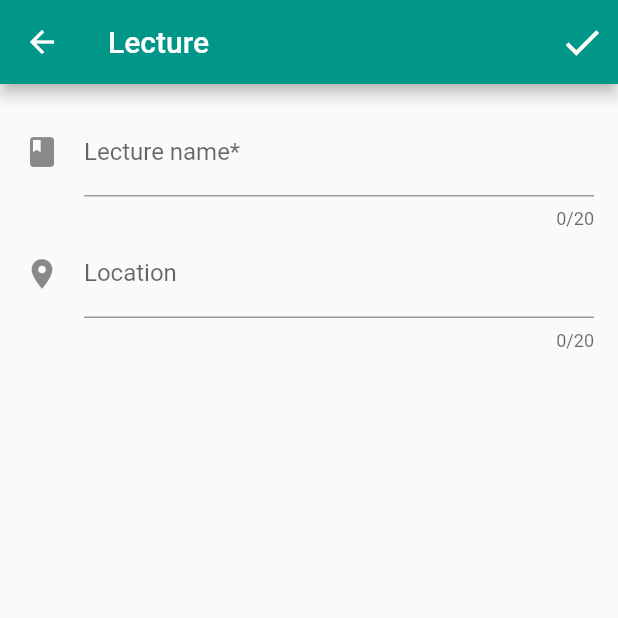
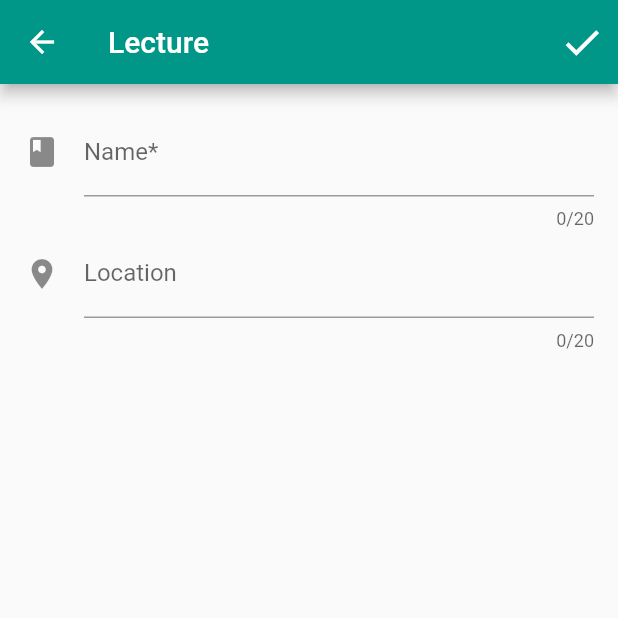
Before and after one commit to bebye/timetable_flutter, a Flutter app: the LectureEditor screen opened directly, on a phone screen of 412 x 824 dp, the top half of it. Run offline on Flutter 3.47's test engine with Material 2 defaults, Android fonts, the phone set to English and light mode, and no system bars.

Commit message:
clean up code

```diff
--- a/lib/common/strings.dart
+++ b/lib/common/strings.dart
@@ -18,7 +18,10 @@ const string_tooltip_add = "Add";
 const string_tooltip_complete = "Complete";
 
 // LectureEditor
-const string_lecture_name = "Lecture name";
+const string_lecture_name = "Name";
+const string_lecture_name_hint = "Lecture Name";
+const string_lecture_name_validation = "Please enter the lecture name.";
+const string_lecture_required_value = "*";
+
 const string_lecture_location = "Location";
-const string_lecture_required_value = "*";
-const string_lecture_name_validation = "Please enter the lecture name.";
+const string_lecture_location_hint = "Lecture Location";
--- a/lib/ui/lecture/lecture_editor.dart
+++ b/lib/ui/lecture/lecture_editor.dart
@@ -36,7 +36,7 @@ class _LectureEditorState extends State<LectureEditor> {
           const InputDecoration(
               icon: Icon(Icons.book),
               labelText: string_lecture_name + string_lecture_required_value,
-              hintText: string_lecture_name), (value) {
+              hintText: string_lecture_name_hint), (value) {
         return _validateLectureName(value);
       });
 
@@ -45,7 +45,7 @@ class _LectureEditorState extends State<LectureEditor> {
           const InputDecoration(
               icon: Icon(Icons.location_on),
               labelText: string_lecture_location,
-              hintText: string_lecture_name), (value) {
+              hintText: string_lecture_location_hint), (value) {
         return null;
       });
 
```
